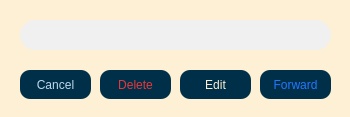
This is client/msg_options.ui in AP-projects-4001/jan-ghahve as Qt 5 draws it before an edit. The edited form follows.
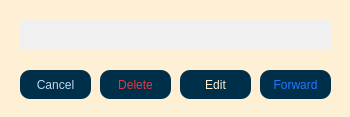
This is the edited form.

```diff
--- a/client/msg_options.ui
+++ b/client/msg_options.ui
@@ -99,7 +99,8 @@
    </property>
    <property name="styleSheet">
     <string notr="true">background-color:rgb(240, 240, 240);
-border-radius:15px;</string>
+border-radius:18px;
+font-color:rgb(38, 70, 83);</string>
    </property>
   </widget>
  </widget>
```
